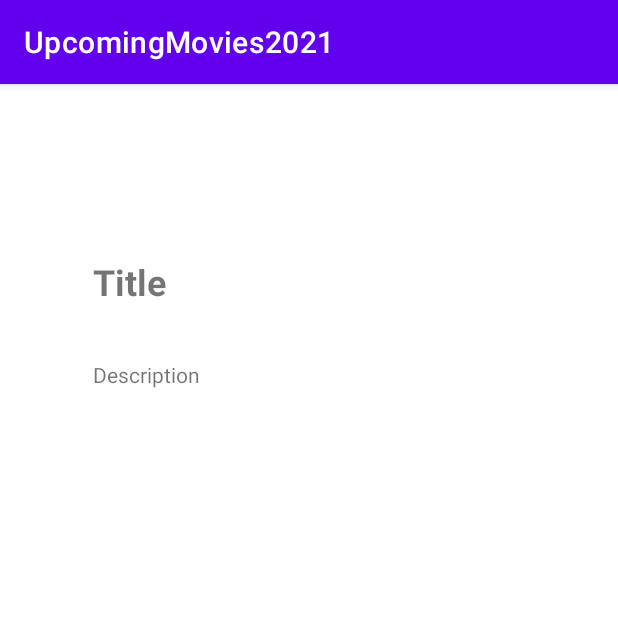
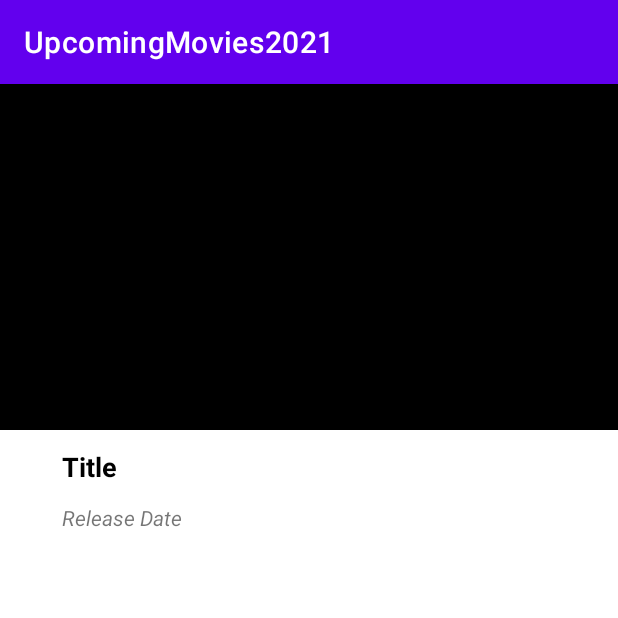
Before and after one commit to frengky-sinaga/UpcomingMovies2021, an Android app: the fragment DetailFragment placed in its activity, on a phone screen of 412 x 824 dp, the top half of it. Run offline under Robolectric (Android 15) with nearby library versions, the phone set to English and light mode, and no system bars; pictures from the network do not load.

Commit message:
improve ui

```diff
--- a/app/src/main/java/com/dicoding/upcomingmovies2021/ui/fragments/FilmFragment.kt
+++ b/app/src/main/java/com/dicoding/upcomingmovies2021/ui/fragments/FilmFragment.kt
@@ -4,6 +4,7 @@ import android.os.Bundle
 import android.view.View
 import androidx.fragment.app.Fragment
 import androidx.lifecycle.ViewModelProvider
+import androidx.recyclerview.widget.GridLayoutManager
 import androidx.recyclerview.widget.LinearLayoutManager
 import com.dicoding.upcomingmovies2021.R
 import com.dicoding.upcomingmovies2021.data.DetailFilmEntity
@@ -46,7 +47,7 @@ class FilmFragment : Fragment(R.layout.fragment_film) {
         filmAdapter.setDetail(filmList)
 
         with(binding.rvMovie) {
-            layoutManager = LinearLayoutManager(context)
+            layoutManager = GridLayoutManager(context, 2)
             setHasFixedSize(true)
             adapter = filmAdapter
 
--- a/app/src/main/res/layout/fragment_detail.xml
+++ b/app/src/main/res/layout/fragment_detail.xml
@@ -11,52 +11,72 @@
         android:layout_width="wrap_content"
         android:layout_height="wrap_content"
         android:orientation="vertical"
-        app:layout_constraintGuide_percent="0.15" />
+        app:layout_constraintGuide_percent="0.1" />
 
     <androidx.constraintlayout.widget.Guideline
         android:id="@+id/guideline2"
         android:layout_width="wrap_content"
         android:layout_height="wrap_content"
         android:orientation="vertical"
-        app:layout_constraintGuide_percent="0.85" />
+        app:layout_constraintGuide_percent="0.5" />
 
     <androidx.constraintlayout.widget.Guideline
         android:id="@+id/guideline3"
         android:layout_width="wrap_content"
         android:layout_height="wrap_content"
+        android:orientation="vertical"
+        app:layout_constraintGuide_percent="0.9" />
+
+    <androidx.constraintlayout.widget.Guideline
+        android:id="@+id/guideline4"
+        android:layout_width="wrap_content"
+        android:layout_height="wrap_content"
         android:orientation="horizontal"
-        app:layout_constraintGuide_percent="0.15" />
+        app:layout_constraintGuide_percent="0.3" />
+
+    <ImageView
+        android:id="@+id/img_poster"
+        android:layout_width="match_parent"
+        android:layout_height="0dp"
+        app:layout_constraintBottom_toBottomOf="@id/guideline4"
+        app:layout_constraintEnd_toEndOf="parent"
+        app:layout_constraintStart_toStartOf="parent"
+        android:scaleType="fitCenter"
+        app:layout_constraintTop_toTopOf="parent"
+        android:background="@color/black"/>
+
+    <ImageView
+        android:id="@+id/img_icon"
+        android:layout_width="80dp"
+        android:layout_height="80dp"
+        app:layout_constraintBottom_toTopOf="@+id/guideline4"
+        app:layout_constraintStart_toStartOf="@+id/guideline1" />
 
     <TextView
         android:id="@+id/tv_title"
         android:layout_width="0dp"
         android:layout_height="wrap_content"
+        android:layout_marginTop="12dp"
+        android:gravity="start"
         android:text="@string/title"
-        android:textSize="24sp"
+        android:textSize="18sp"
         android:textStyle="bold"
-        app:layout_constraintEnd_toStartOf="@id/guideline2"
-        app:layout_constraintStart_toStartOf="@id/guideline1"
-        app:layout_constraintTop_toTopOf="@id/guideline3" />
+        app:layout_constraintEnd_toStartOf="@+id/guideline3"
+        app:layout_constraintStart_toStartOf="@+id/guideline1"
+        app:layout_constraintTop_toTopOf="@+id/guideline4"
+        android:textColor="@color/black"/>
 
-    <ImageView
-        android:id="@+id/img_poster"
+    <TextView
+        android:id="@+id/tv_release_date"
         android:layout_width="0dp"
         android:layout_height="wrap_content"
-        android:padding="12dp"
-        app:layout_constraintEnd_toStartOf="@id/guideline2"
+        android:layout_marginTop="12dp"
+        android:gravity="start"
+        android:text="@string/date"
+        android:textSize="14sp"
+        android:textStyle="italic"
+        app:layout_constraintEnd_toStartOf="@id/guideline3"
         app:layout_constraintStart_toStartOf="@id/guideline1"
-        app:layout_constraintTop_toBottomOf="@id/tv_title"
-        tools:ignore="ContentDescription" />
+        app:layout_constraintTop_toBottomOf="@id/tv_title" />
 
-    <TextView
-        android:id="@+id/tv_description"
-        android:layout_width="0dp"
-        android:layout_height="wrap_content"
-        android:gravity="start"
-        android:paddingTop="12dp"
-        android:text="@string/description"
-        android:textSize="14sp"
-        app:layout_constraintEnd_toStartOf="@id/guideline2"
-        app:layout_constraintStart_toStartOf="@id/guideline1"
-        app:layout_constraintTop_toBottomOf="@id/img_poster" />
 </androidx.constraintlayout.widget.ConstraintLayout>
--- a/app/src/main/res/layout/fragment_home.xml
+++ b/app/src/main/res/layout/fragment_home.xml
@@ -12,6 +12,7 @@
         android:layout_width="match_parent"
         android:layout_height="wrap_content"
         android:background="?attr/colorPrimaryDark"
+        app:tabGravity="center"
         app:tabIndicatorColor="@color/white"
         app:tabMode="scrollable"
         app:tabTextColor="@color/white" />
```
Also changed, not shown: app/src/main/java/com/dicoding/upcomingmovies2021/ui/fragments/DetailFragment.kt (+7 -2 lines), app/src/main/res/layout/items_film.xml (+25 -19 lines), 1 other file.
